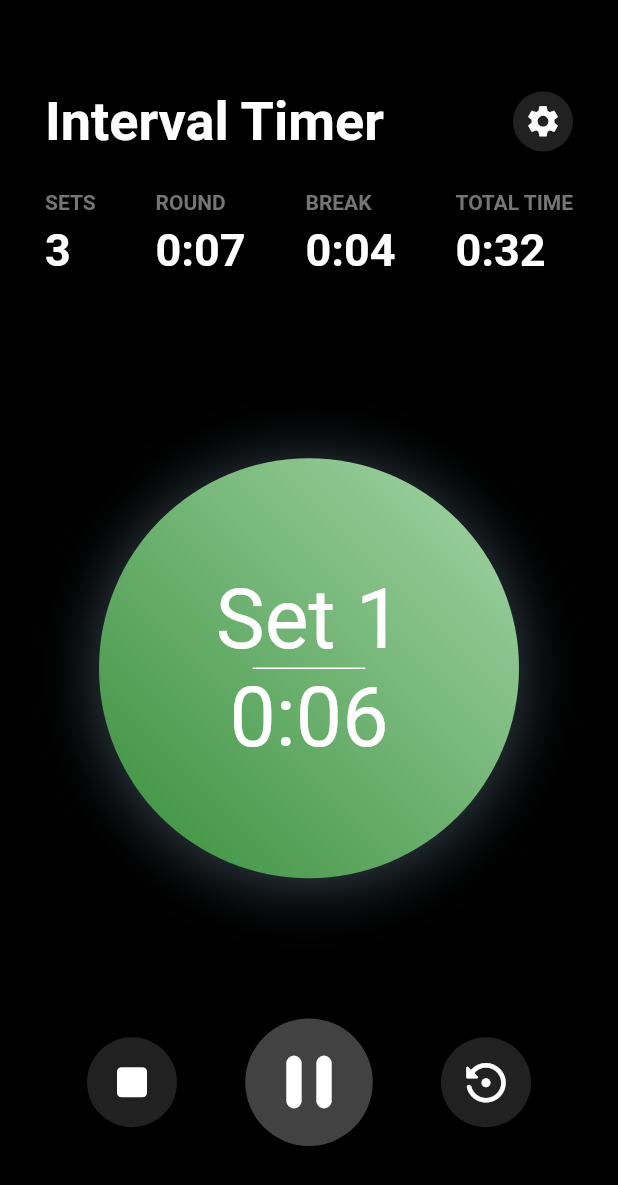
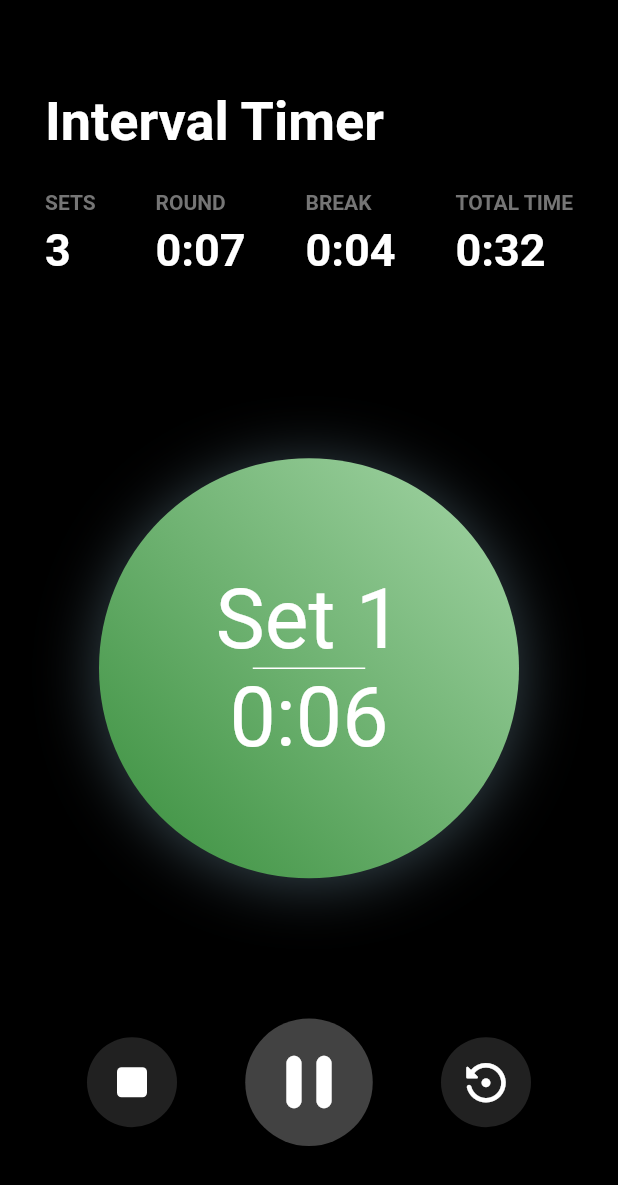
Before and after one commit to luggy-wuggy/rxdart_provider_timer, a Flutter app: the screen it shows after launch, item 2 of the bottom bar chosen, on a phone screen of 412 x 824 dp. Shown: the top 1185 px of the screen. Run offline on Flutter 3.47's test engine with Material 2 defaults, Android fonts, the phone set to English and light mode, and no system bars; our stand-ins replace audioplayers, flutter_bloc, google_fonts, rxdart, sleek_circular_slider.

Commit message:
setting button state

```diff
--- a/clean_ui_timer_rx/lib/bloc/timer_bloc.dart
+++ b/clean_ui_timer_rx/lib/bloc/timer_bloc.dart
@@ -75,7 +75,7 @@ class TimerBloc {
     _subjectTimerIsPlaying.value = false;
     _subjectTimerStarted.value = false;
 
-    Future.delayed(const Duration(milliseconds: 800), () {
+    Future.delayed(const Duration(milliseconds: 920), () {
       _subjectTimeDisplay.sink.add(_subjectRoundTimeDisplay.value);
       _subjectSetsTimerDisplay.sink.add("1");
       _updateTotalTime();
--- a/clean_ui_timer_rx/lib/screens/home.dart
+++ b/clean_ui_timer_rx/lib/screens/home.dart
@@ -1,6 +1,7 @@
 import 'package:clean_ui_timer_rx/bloc/timer_bloc.dart';
 import 'package:clean_ui_timer_rx/global/text_style.dart';
 import 'package:clean_ui_timer_rx/widgets/bottom_bar.dart';
+import 'package:clean_ui_timer_rx/widgets/header.dart';
 import 'package:clean_ui_timer_rx/widgets/subheader.dart';
 import 'package:clean_ui_timer_rx/widgets/timer.dart';
 import 'package:flutter/cupertino.dart';
@@ -35,7 +36,7 @@ class _HomeState extends State<Home> {
           mainAxisAlignment: MainAxisAlignment.start,
           crossAxisAlignment: CrossAxisAlignment.center,
           children: [
-            headerWidget(),
+            const HeaderWidget(),
             const SizedBox(
               height: 25,
             ),
@@ -49,30 +50,4 @@ class _HomeState extends State<Home> {
       ),
     );
   }
-
-  Widget headerWidget() {
-    return Row(
-      mainAxisAlignment: MainAxisAlignment.spaceBetween,
-      children: [
-        Text(
-          'Interval Timer',
-          style: kTitleStyle,
-        ),
-        Container(
-          height: 40,
-          width: 40,
-          decoration: BoxDecoration(
-            color: Colors.grey[900],
-            shape: BoxShape.circle,
-          ),
-          alignment: Alignment.center,
-          child: const Icon(
-            Icons.settings,
-            color: Colors.white,
-            size: 25,
-          ),
-        ),
-      ],
-    );
-  }
 }
--- a/clean_ui_timer_rx/lib/widgets/bottom_bar.dart
+++ b/clean_ui_timer_rx/lib/widgets/bottom_bar.dart
@@ -13,6 +13,12 @@ class BottomBarWidget extends StatefulWidget {
 class _BottomBarWidgetState extends State<BottomBarWidget> {
   late bool isPlaying;
   late TimerBloc _timerBloc;
+
+  @override
+  void dispose() {
+    super.dispose();
+    _timerBloc.dispose();
+  }
 
   @override
   Widget build(BuildContext context) {
--- /dev/null
+++ b/clean_ui_timer_rx/lib/widgets/header.dart
@@ -0,0 +1,64 @@
+import 'package:clean_ui_timer_rx/bloc/timer_bloc.dart';
+import 'package:clean_ui_timer_rx/global/text_style.dart';
+import 'package:flutter/material.dart';
+import 'package:provider/provider.dart';
+
+class HeaderWidget extends StatefulWidget {
+  const HeaderWidget({Key? key}) : super(key: key);
+
+  @override
+  State<HeaderWidget> createState() => _HeaderWidgetState();
+}
+
+class _HeaderWidgetState extends State<HeaderWidget> {
+  late TimerBloc _timerBloc;
+
+  @override
+  void dispose() {
+    super.dispose();
+    _timerBloc.dispose();
+  }
+
+  @override
+  Widget build(BuildContext context) {
+    _timerBloc = Provider.of<TimerBloc>(context);
+
+    return StreamBuilder<Object>(
+      stream: _timerBloc.isTimerStartedObservable,
+      builder: (context, snapshot) {
+        bool isStarted = snapshot.hasData ? snapshot.data as bool : false;
+
+        return Row(
+          mainAxisAlignment: MainAxisAlignment.spaceBetween,
+          children: [
+            Text(
+              'Interval Timer',
+              style: kTitleStyle,
+            ),
+            AnimatedContainer(
+              duration: const Duration(milliseconds: 450),
+              height: 40,
+              width: 40,
+              decoration: isStarted
+                  ? const BoxDecoration(
+                      shape: BoxShape.circle,
+                    )
+                  : BoxDecoration(
+                      color: Colors.grey[900],
+                      shape: BoxShape.circle,
+                    ),
+              alignment: Alignment.center,
+              child: isStarted
+                  ? null
+                  : const Icon(
+                      Icons.settings,
+                      color: Colors.white,
+                      size: 25,
+                    ),
+            ),
+          ],
+        );
+      },
+    );
+  }
+}
--- a/clean_ui_timer_rx/lib/widgets/subheader.dart
+++ b/clean_ui_timer_rx/lib/widgets/subheader.dart
@@ -24,6 +24,7 @@ class _SubHeaderWidgetState extends State<SubHeaderWidget> {
   @override
   void dispose() {
     super.dispose();
+    _timerBloc.dispose();
     _setsScrollController.dispose();
   }
 
```
